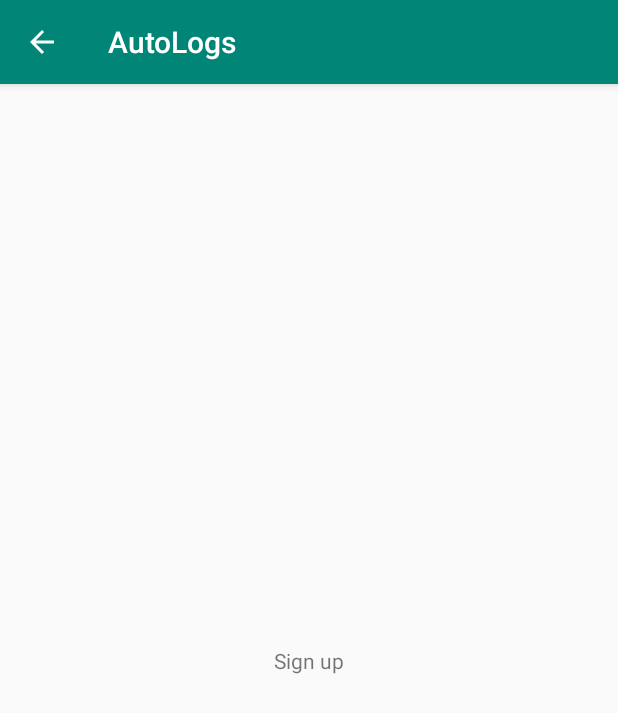
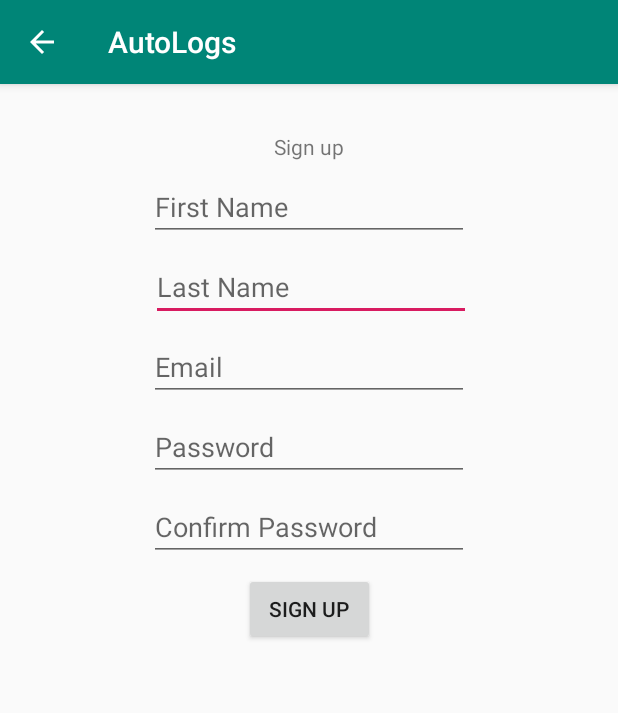
Before and after one commit to MATTALUI/AutologsMobile--Android, an Android app: the SignUp screen opened directly, with no data from a screen before it, on a phone screen of 412 x 824 dp. Shown: the top 713 px of the screen. Run offline under Robolectric (Android 15) with nearby library versions, the phone set to English and light mode, and no system bars; network calls fail.

Commit message:
add signup

```diff
--- a/app/src/main/java/io/mattalui/autologs/SignUp.java
+++ b/app/src/main/java/io/mattalui/autologs/SignUp.java
@@ -1,12 +1,80 @@
 package io.mattalui.autologs;
 
+import android.content.Context;
+import android.content.Intent;
+import android.content.SharedPreferences;
 import android.os.Bundle;
 import android.support.v7.app.AppCompatActivity;
+import android.view.View;
+import android.widget.EditText;
+import android.widget.Toast;
+
+import io.mattalui.autologs.services.AutologsServices;
+import io.mattalui.autologs.services.LoginResponse;
+import io.mattalui.autologs.services.UserCreator;
 
 public class SignUp extends AppCompatActivity {
+    EditText firstNameInput;
+    EditText lastNameInput;
+    EditText emailInput;
+    EditText passwordInput;
+    EditText confirmInput;
+
     @Override
     protected void onCreate(Bundle savedInstanceState) {
         super.onCreate(savedInstanceState);
         setContentView(R.layout.activity_sign_up);
+
+        firstNameInput = (EditText)findViewById(R.id.firstNameInput);
+        lastNameInput = (EditText)findViewById(R.id.lastNameInput);
+        emailInput = (EditText)findViewById(R.id.emailInput);
+        passwordInput = (EditText)findViewById(R.id.passwordInput);
+        confirmInput = (EditText)findViewById(R.id.confirmInput);
+    }
+
+    public void signUp(View v) {
+      final UserCreator newUser = buildUserData();
+      final SignUp _that = this;
+
+      new Thread(new Runnable(){
+        @Override
+        public void run(){
+            final LoginResponse response = new AutologsServices().signUp(newUser);
+            response.display();
+            if (response.hasError()){
+                return;
+            }
+
+            response.user.display();
+            SharedPreferences.Editor prefEditor = _that.getSharedPreferences(getString(R.string.PREFERENCES_USER_DATA), Context.MODE_PRIVATE).edit();
+            prefEditor.putString(getString(R.string.CONSTANTS_USERTOKEN), response.userToken);
+            prefEditor.commit();
+
+            _that.runOnUiThread(new Runnable() {
+              @Override
+              public void run() {
+                Toast myToast = Toast.makeText(_that, "Welcome, " + response.user.fullName(), Toast.LENGTH_LONG);
+                myToast.show();
+
+                Intent intent = new Intent(_that, ViewLogs.class);
+                startActivity(intent);
+              }
+            });
+        }
+      }).start();
+
+      newUser.display();
+    }
+
+    private UserCreator buildUserData() {
+      UserCreator newUser = new UserCreator();
+
+      newUser.firstName = firstNameInput.getText().toString();
+      newUser.lastName = lastNameInput.getText().toString();
+      newUser.email = emailInput.getText().toString();
+      newUser.password = passwordInput.getText().toString();
+      newUser.confirmPassword = confirmInput.getText().toString();
+
+      return newUser;
     }
 }
--- a/app/src/main/java/io/mattalui/autologs/services/UserCreator.java
+++ b/app/src/main/java/io/mattalui/autologs/services/UserCreator.java
@@ -3,6 +3,13 @@ package io.mattalui.autologs.services;
 import io.mattalui.autologs.models.User;
 
 public class UserCreator extends User {
-  String password;
-  String confirmPassword;
+  public String password;
+  public String confirmPassword;
+
+  @Override
+  public void display(){
+    super.display();
+    System.out.println("PASSWORD: " + password);
+    System.out.println("CONFIRMATION: " + confirmPassword);
+  }
 }
--- a/app/src/main/res/layout/activity_sign_up.xml
+++ b/app/src/main/res/layout/activity_sign_up.xml
@@ -6,17 +6,102 @@
     android:layout_width="match_parent"
     android:layout_height="match_parent">
 
+    <EditText
+        android:id="@+id/lastNameInput"
+        android:layout_width="wrap_content"
+        android:layout_height="wrap_content"
+        android:layout_marginStart="8dp"
+        android:layout_marginTop="8dp"
+        android:layout_marginEnd="6dp"
+        android:ems="10"
+        android:hint="@string/last_name_cta"
+        android:inputType="textPersonName"
+        app:layout_constraintEnd_toEndOf="parent"
+        app:layout_constraintStart_toStartOf="parent"
+        app:layout_constraintTop_toBottomOf="@+id/firstNameInput" />
+
+    <EditText
+        android:id="@+id/firstNameInput"
+        android:layout_width="wrap_content"
+        android:layout_height="wrap_content"
+        android:layout_marginStart="8dp"
+        android:layout_marginTop="8dp"
+        android:layout_marginEnd="8dp"
+        android:ems="10"
+        android:hint="@string/first_name_cta"
+        android:inputType="textPersonName"
+        app:layout_constraintEnd_toEndOf="parent"
+        app:layout_constraintStart_toStartOf="parent"
+        app:layout_constraintTop_toBottomOf="@+id/textView3" />
+
+    <EditText
+        android:id="@+id/confirmInput"
+        android:layout_width="wrap_content"
+        android:layout_height="wrap_content"
+        android:layout_marginStart="8dp"
+        android:layout_marginTop="8dp"
+        android:layout_marginEnd="8dp"
+        android:ems="10"
+        android:hint="@string/password_confirm_cta"
+        android:inputType="textPassword"
+        app:layout_constraintEnd_toEndOf="parent"
+        app:layout_constraintStart_toStartOf="parent"
+        app:layout_constraintTop_toBottomOf="@+id/passwordInput" />
+
+    <EditText
+        android:id="@+id/passwordInput"
+        android:layout_width="wrap_content"
+        android:layout_height="wrap_content"
+        android:layout_marginStart="8dp"
+        android:layout_marginTop="8dp"
+        android:layout_marginEnd="8dp"
+        android:ems="10"
+        android:hint="@string/password_cta"
+        android:inputType="textPassword"
+        app:layout_constraintEnd_toEndOf="parent"
+        app:layout_constraintStart_toStartOf="parent"
+        app:layout_constraintTop_toBottomOf="@+id/emailInput" />
+
+    <EditText
+        android:id="@+id/emailInput"
+        android:layout_width="wrap_content"
+        android:layout_height="wrap_content"
+        android:layout_marginStart="8dp"
+        android:layout_marginTop="8dp"
+        android:layout_marginEnd="8dp"
+        android:ems="10"
+        android:hint="@string/email_cta"
+        android:inputType="textEmailAddress"
+        app:layout_constraintEnd_toEndOf="parent"
+        app:layout_constraintStart_toStartOf="parent"
+        app:layout_constraintTop_toBottomOf="@+id/lastNameInput" />
+
+    <Button
+        android:id="@+id/button2"
+        android:layout_width="87dp"
+        android:layout_height="wrap_content"
+        android:layout_marginStart="8dp"
+        android:layout_marginTop="8dp"
+        android:layout_marginEnd="8dp"
+        android:onClick="signUp"
+        android:text="@string/signup_cta"
+        app:layout_constraintEnd_toEndOf="parent"
+        app:layout_constraintStart_toStartOf="parent"
+        app:layout_constraintTop_toBottomOf="@+id/confirmInput" />
+
     <TextView
         android:id="@+id/textView3"
         android:layout_width="wrap_content"
         android:layout_height="wrap_content"
         android:layout_marginStart="8dp"
-        android:layout_marginTop="8dp"
+        android:layout_marginTop="32dp"
         android:layout_marginEnd="8dp"
         android:layout_marginBottom="8dp"
         android:text="Sign up"
         app:layout_constraintBottom_toBottomOf="parent"
         app:layout_constraintEnd_toEndOf="parent"
         app:layout_constraintStart_toStartOf="parent"
-        app:layout_constraintTop_toTopOf="parent" />
+        app:layout_constraintTop_toTopOf="parent"
+        app:layout_constraintVertical_bias="0.0" />
+
 </android.support.constraint.ConstraintLayout>
--- a/app/src/main/res/values/strings.xml
+++ b/app/src/main/res/values/strings.xml
@@ -1,10 +1,17 @@
 <resources>
     <string name="app_name">AutoLogs</string>
+    <!-- LOGIN -->
     <string name="email_cta">Email</string>
     <string name="password_cta">Password</string>
     <string name="login_cta">Login</string>
     <string name="logout_cta">Logout</string>
     <string name="signup_cta">Sign Up</string>
+    <!-- SIGNUP -->
+    <string name="first_name_cta">First Name</string>
+    <string name="last_name_cta">Last Name</string>
+    <string name="password_confirm_cta">Confirm Password</string>
+    <string name="nickname_cta">Nickname (Optional)</string>
+    <string name="description_cta">Description (Optional)</string>
 
     <!-- CONSTANTS -->
     <string name="PREFERENCES_USER_DATA">io.mattalui.autologs.USER_SHARED_PREFERENCES</string>
```
